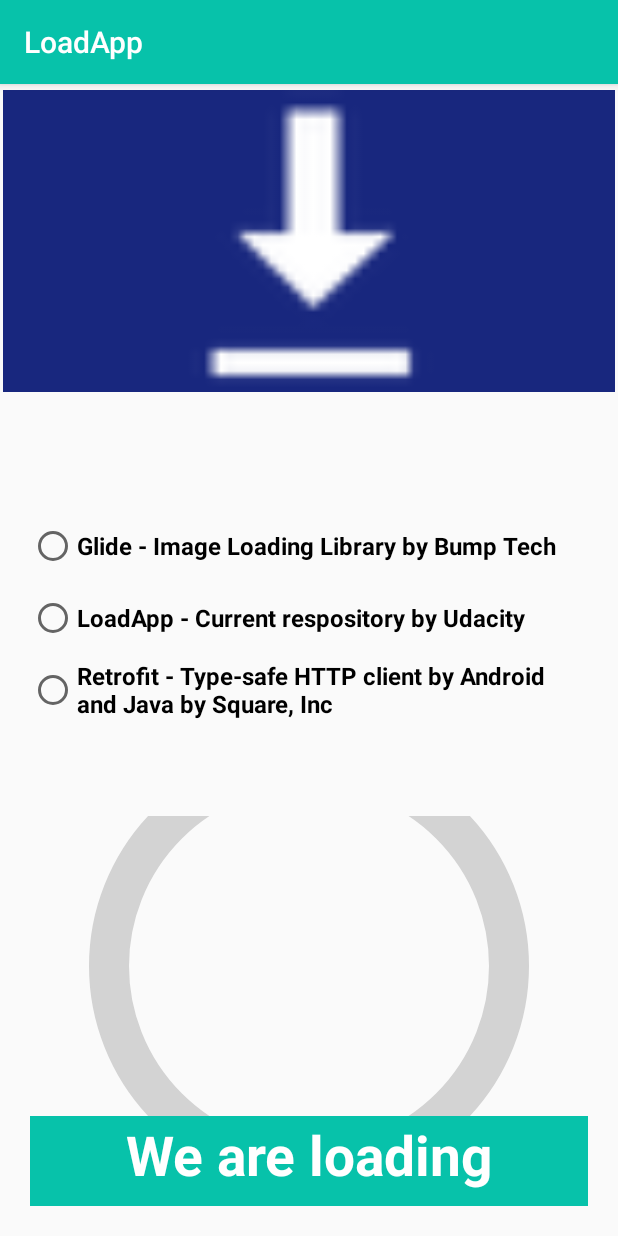
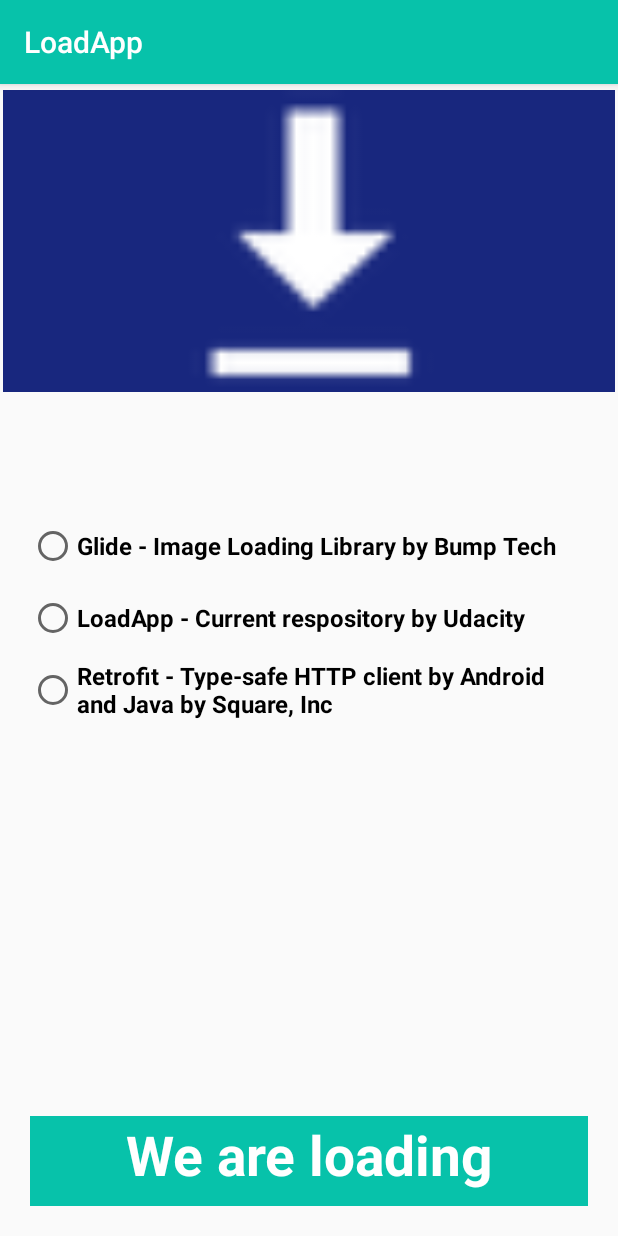
Before and after one commit to snozoka/ND940C3-Project, an Android app: the screen it shows after launch (MainActivity), after a tap on an icon or button, on a phone screen of 412 x 824 dp. Run offline under Robolectric (Android 15) with nearby library versions, the phone set to English and light mode, and no system bars.

Commit message:
Updated commit with Load button working

```diff
--- a/app/src/main/java/com/udacity/LoadingButton.kt
+++ b/app/src/main/java/com/udacity/LoadingButton.kt
@@ -16,6 +16,7 @@ class LoadingButton @JvmOverloads constructor(
     private var backGroundColor: Int = Color.BLACK
     private var textColor: Int = Color.BLACK // default color
     private var itemSelected = false
+    var ovalProgress = OvalProgress(context)
 
     // tells the compiler that the value of a variable
     // must never be cached as its value may change outside
@@ -111,7 +112,14 @@ class LoadingButton @JvmOverloads constructor(
         if (itemSelected){
             valueAnimator.start()
         }
+        ovalProgress.animateProgress()
     }
+    private val rect = RectF(
+        740f,
+        50f,
+        810f,
+        110f
+    )
 
     override fun onDraw(canvas: Canvas?) {
         super.onDraw(canvas)
@@ -127,6 +135,15 @@ class LoadingButton @JvmOverloads constructor(
                 0f, 0f,
                 (width * (progress / 100)).toFloat(), height.toFloat(), paint
             )
+            paint.color = ContextCompat.getColor(context, R.color.colorAccent)
+            canvas?.drawArc(rect, 0f, (360 * (progress / 100)).toFloat(), true, paint)
+
+//            //Draw circular progress
+//            ovalProgress.setSpace()
+//            if (canvas != null) {
+//                ovalProgress.drawBackgroundArc(canvas)
+//                ovalProgress.drawInnerArc(canvas)
+//            }
 
         }
         // check the button state
--- a/app/src/main/java/com/udacity/MainActivity.kt
+++ b/app/src/main/java/com/udacity/MainActivity.kt
@@ -69,7 +69,7 @@ class MainActivity : AppCompatActivity() {
             else
             {
                 // one of the radio buttons is checked
-                ovalProgress.animateProgress()
+                //ovalProgress.animateProgress()
                 complete = true
                 custom_button.itemSelected(complete)
                 download()
@@ -110,7 +110,7 @@ class MainActivity : AppCompatActivity() {
             val id = intent?.getLongExtra(DownloadManager.EXTRA_DOWNLOAD_ID, -1)
             if(id == downloadID){
                 custom_button.hasCompletedDownload()
-                ovalProgress.hasCompletedProgress()
+                //ovalProgress.hasCompletedProgress()
 
                 // get selected radio button from radioGroup
                 val selectedId = radioButtonGroup.getCheckedRadioButtonId()
--- a/app/src/main/java/com/udacity/OvalProgress.kt
+++ b/app/src/main/java/com/udacity/OvalProgress.kt
@@ -31,7 +31,7 @@ class OvalProgress @JvmOverloads constructor(
      fun setSpace() {
         val horizontalCenter = (width.div(2)).toFloat()
         val verticalCenter = (height.div(2)).toFloat()
-        val ovalSize = 200
+        val ovalSize = 50
         ovalSpace.set(
             horizontalCenter - ovalSize,
             verticalCenter - ovalSize,
--- a/app/src/main/res/layout/content_main.xml
+++ b/app/src/main/res/layout/content_main.xml
@@ -23,12 +23,4 @@
         app:layout_constraintTop_toTopOf="parent"
         app:layout_constraintVertical_bias="1.0" />
 
-    <com.udacity.OvalProgress
-        android:id="@+id/ovalProgress"
-        android:layout_width="match_parent"
-        android:layout_height="200dp"
-        app:layout_constraintBottom_toTopOf="@+id/custom_button"
-        app:layout_constraintEnd_toEndOf="parent"
-        app:layout_constraintStart_toStartOf="parent" />
-
 </androidx.constraintlayout.widget.ConstraintLayout>
```
